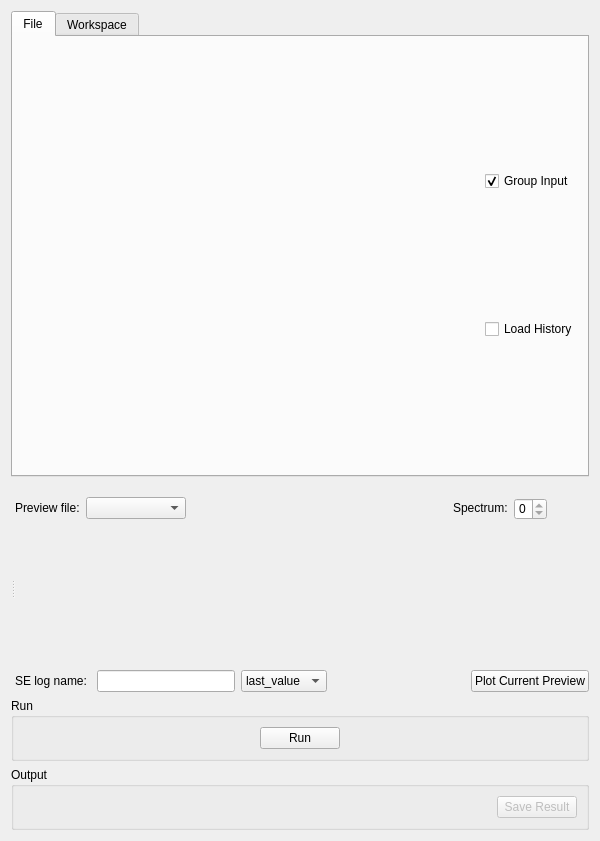
Before: the Qt Designer form qt/scientific_interfaces/Inelastic/Manipulation/InelasticDataManipulationElwinTab.ui in mantidproject/mantid, drawn with Qt 5.
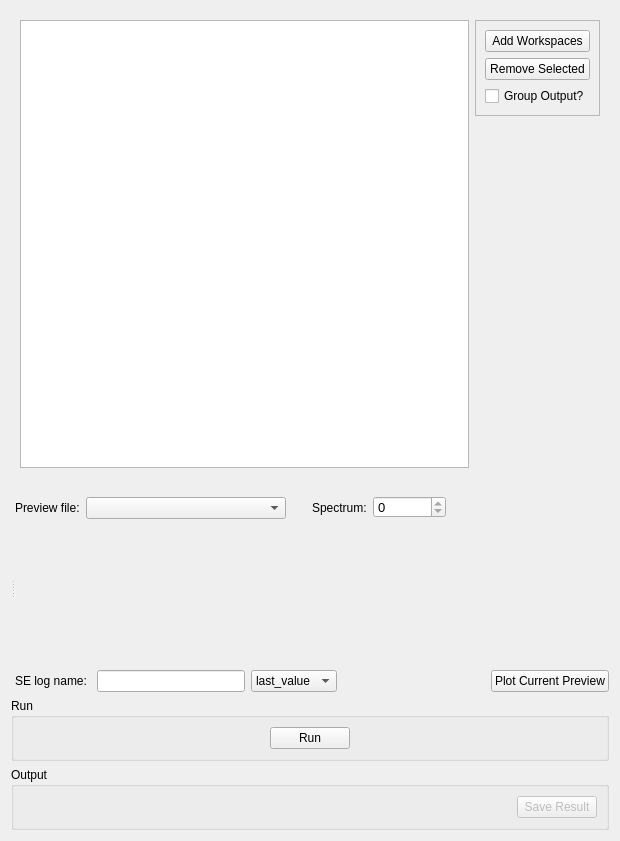
After: the same form once the commit is applied. The open tabs and pages were chosen to show the change. Custom widgets are drawn as their Qt base class.

Commit message: Eliminate files tab and refactor accordingly

The edit to the form file:
```diff
--- a/qt/scientific_interfaces/Inelastic/Manipulation/InelasticDataManipulationElwinTab.ui
+++ b/qt/scientific_interfaces/Inelastic/Manipulation/InelasticDataManipulationElwinTab.ui
@@ -6,7 +6,7 @@
    <rect>
     <x>0</x>
     <y>0</y>
-    <width>600</width>
+    <width>620</width>
     <height>841</height>
    </rect>
   </property>
@@ -26,150 +26,6 @@
    <string>Form</string>
   </property>
   <layout class="QGridLayout" name="gridLayout">
-   <item row="0" column="0">
-    <widget class="QTabWidget" name="inputChoice">
-     <property name="sizePolicy">
-      <sizepolicy hsizetype="MinimumExpanding" vsizetype="MinimumExpanding">
-       <horstretch>0</horstretch>
-       <verstretch>0</verstretch>
-      </sizepolicy>
-     </property>
-     <property name="currentIndex">
-      <number>0</number>
-     </property>
-     <widget class="QWidget" name="file">
-      <attribute name="title">
-       <string>File</string>
-      </attribute>
-      <layout class="QGridLayout" name="gridLayout_3" columnstretch="1,0">
-       <item row="0" column="0">
-        <widget class="MantidQt::API::FileFinderWidget" name="dsInputFiles" native="true">
-         <property name="sizePolicy">
-          <sizepolicy hsizetype="Expanding" vsizetype="Fixed">
-           <horstretch>0</horstretch>
-           <verstretch>41</verstretch>
-          </sizepolicy>
-         </property>
-         <property name="findRunFiles" stdset="0">
-          <bool>false</bool>
-         </property>
-         <property name="label" stdset="0">
-          <string>Input File</string>
-         </property>
-         <property name="multipleFiles" stdset="0">
-          <bool>true</bool>
-         </property>
-         <property name="fileExtensions" stdset="0">
-          <stringlist>
-           <string>_red.nxs</string>
-           <string>_sqw.nxs</string>
-          </stringlist>
-         </property>
-        </widget>
-       </item>
-       <item row="0" column="1">
-        <widget class="QFrame" name="frame">
-         <property name="sizePolicy">
-          <sizepolicy hsizetype="Expanding" vsizetype="Expanding">
-           <horstretch>0</horstretch>
-           <verstretch>0</verstretch>
-          </sizepolicy>
-         </property>
-         <layout class="QVBoxLayout" name="verticalLayout_2">
-          <property name="spacing">
-           <number>3</number>
-          </property>
-          <property name="leftMargin">
-           <number>0</number>
-          </property>
-          <property name="topMargin">
-           <number>0</number>
-          </property>
-          <property name="rightMargin">
-           <number>0</number>
-          </property>
-          <property name="bottomMargin">
-           <number>0</number>
-          </property>
-          <item>
-           <widget class="QCheckBox" name="ckGroupInput">
-            <property name="text">
-             <string>Group Input</string>
-            </property>
-            <property name="checked">
-             <bool>true</bool>
-            </property>
-           </widget>
-          </item>
-          <item>
-           <widget class="QCheckBox" name="ckLoadHistory">
-            <property name="text">
-             <string>Load History</string>
-            </property>
-           </widget>
-          </item>
-         </layout>
-        </widget>
-       </item>
-      </layout>
-     </widget>
-     <widget class="QWidget" name="workspace">
-      <attribute name="title">
-       <string>Workspace</string>
-      </attribute>
-      <layout class="QGridLayout" name="gridLayout_2" columnstretch="1,0">
-       <item row="0" column="1">
-        <widget class="QFrame" name="frame_2">
-         <property name="sizePolicy">
-          <sizepolicy hsizetype="Expanding" vsizetype="Expanding">
-           <horstretch>0</horstretch>
-           <verstretch>0</verstretch>
-          </sizepolicy>
-         </property>
-         <property name="frameShape">
-          <enum>QFrame::StyledPanel</enum>
-         </property>
-         <property name="frameShadow">
-          <enum>QFrame::Raised</enum>
-         </property>
-         <layout class="QVBoxLayout" name="verticalLayout_4">
-          <item>
-           <widget class="QPushButton" name="wkspAdd">
-            <property name="text">
-             <string>Add Workspace</string>
-            </property>
-           </widget>
-          </item>
-          <item>
-           <widget class="QPushButton" name="wkspRemove">
-            <property name="text">
-             <string>Remove</string>
-            </property>
-           </widget>
-          </item>
-         </layout>
-        </widget>
-       </item>
-       <item row="0" column="0">
-        <widget class="QTableWidget" name="tbElwinData">
-         <property name="sizePolicy">
-          <sizepolicy hsizetype="Expanding" vsizetype="Expanding">
-           <horstretch>0</horstretch>
-           <verstretch>0</verstretch>
-          </sizepolicy>
-         </property>
-         <property name="minimumSize">
-          <size>
-           <width>400</width>
-           <height>0</height>
-          </size>
-         </property>
-        </widget>
-       </item>
-      </layout>
-     </widget>
-    </widget>
-   </item>
    <item row="1" column="0">
     <widget class="QSplitter" name="splitterPlot">
      <property name="sizePolicy">
@@ -211,26 +67,29 @@
            </property>
            <property name="minimumSize">
             <size>
-             <width>100</width>
-             <height>0</height>
+             <width>200</width>
+             <height>22</height>
             </size>
            </property>
           </widget>
          </item>
          <item>
-          <spacer name="horizontalSpacer_4">
+          <spacer name="horizontalSpacer_5">
            <property name="orientation">
             <enum>Qt::Horizontal</enum>
            </property>
+           <property name="sizeType">
+            <enum>QSizePolicy::Maximum</enum>
+           </property>
            <property name="sizeHint" stdset="0">
             <size>
-             <width>40</width>
+             <width>20</width>
              <height>20</height>
             </size>
            </property>
           </spacer>
          </item>
-         <item>
+         <item alignment="Qt::AlignVCenter">
           <widget class="QLabel" name="lbPreviewSpec">
            <property name="sizePolicy">
             <sizepolicy hsizetype="Fixed" vsizetype="Preferred">
@@ -243,7 +102,7 @@
            </property>
           </widget>
          </item>
-         <item>
+         <item alignment="Qt::AlignHCenter|Qt::AlignVCenter">
           <widget class="QStackedWidget" name="elwinPreviewSpec">
            <property name="sizePolicy">
             <sizepolicy hsizetype="Fixed" vsizetype="Preferred">
@@ -268,8 +127,8 @@
              <property name="geometry">
               <rect>
                <x>0</x>
-               <y>15</y>
-               <width>33</width>
+               <y>13</y>
+               <width>73</width>
                <height>22</height>
               </rect>
              </property>
@@ -279,6 +138,18 @@
                <verstretch>0</verstretch>
               </sizepolicy>
              </property>
+             <property name="minimumSize">
+              <size>
+               <width>73</width>
+               <height>22</height>
+              </size>
+             </property>
+             <property name="font">
+              <font>
+               <family>MS Shell Dlg 2</family>
+               <pointsize>10</pointsize>
+              </font>
+             </property>
              <property name="maximum">
               <number>0</number>
              </property>
@@ -304,6 +175,22 @@
            </widget>
           </widget>
          </item>
+         <item>
+          <spacer name="horizontalSpacer_4">
+           <property name="orientation">
+            <enum>Qt::Horizontal</enum>
+           </property>
+           <property name="sizeType">
+            <enum>QSizePolicy::MinimumExpanding</enum>
+           </property>
+           <property name="sizeHint" stdset="0">
+            <size>
+             <width>20</width>
+             <height>20</height>
+            </size>
+           </property>
+          </spacer>
+         </item>
         </layout>
        </item>
        <item>
@@ -474,6 +361,73 @@
      </layout>
     </widget>
    </item>
+   <item row="0" column="0">
+    <widget class="QFrame" name="inputChoice">
+     <property name="sizePolicy">
+      <sizepolicy hsizetype="MinimumExpanding" vsizetype="MinimumExpanding">
+       <horstretch>0</horstretch>
+       <verstretch>0</verstretch>
+      </sizepolicy>
+     </property>
+     <layout class="QGridLayout" name="gridLayout_2" columnstretch="1,0">
+      <item row="0" column="1" alignment="Qt::AlignTop">
+       <widget class="QFrame" name="frame_2">
+        <property name="sizePolicy">
+         <sizepolicy hsizetype="Expanding" vsizetype="Expanding">
+          <horstretch>0</horstretch>
+          <verstretch>0</verstretch>
+         </sizepolicy>
+        </property>
+        <property name="frameShape">
+         <enum>QFrame::StyledPanel</enum>
+        </property>
+        <property name="frameShadow">
+         <enum>QFrame::Raised</enum>
+        </property>
+        <layout class="QVBoxLayout" name="verticalLayout_4">
+         <item>
+          <widget class="QPushButton" name="wkspAdd">
+           <property name="text">
+            <string>Add Workspaces</string>
+           </property>
+          </widget>
+         </item>
+         <item>
+          <widget class="QPushButton" name="wkspRemove">
+           <property name="text">
+            <string>Remove Selected</string>
+           </property>
+          </widget>
+         </item>
+         <item>
+          <widget class="QCheckBox" name="ckGroupOutput">
+           <property name="text">
+            <string>Group Output?</string>
+           </property>
+          </widget>
+         </item>
+        </layout>
+       </widget>
+      </item>
+      <item row="0" column="0">
+       <widget class="QTableWidget" name="tbElwinData">
+        <property name="sizePolicy">
+         <sizepolicy hsizetype="Expanding" vsizetype="Expanding">
+          <horstretch>0</horstretch>
+          <verstretch>0</verstretch>
+         </sizepolicy>
+        </property>
+        <property name="minimumSize">
+         <size>
+          <width>400</width>
+          <height>0</height>
+         </size>
+        </property>
+       </widget>
+      </item>
+     </layout>
+    </widget>
+   </item>
   </layout>
  </widget>
  <customwidgets>
@@ -489,11 +443,6 @@
    <header>MantidQtWidgets/Plotting/PreviewPlot.h</header>
    <container>1</container>
   </customwidget>
-  <customwidget>
-   <class>MantidQt::API::FileFinderWidget</class>
-   <extends>QWidget</extends>
-   <header>MantidQtWidgets/Common/FileFinderWidget.h</header>
-  </customwidget>
  </customwidgets>
  <resources/>
  <connections/>
```
Left out of the diff: 9 changed lines with no effect on the pictures. The commit also changes 5 other files.
